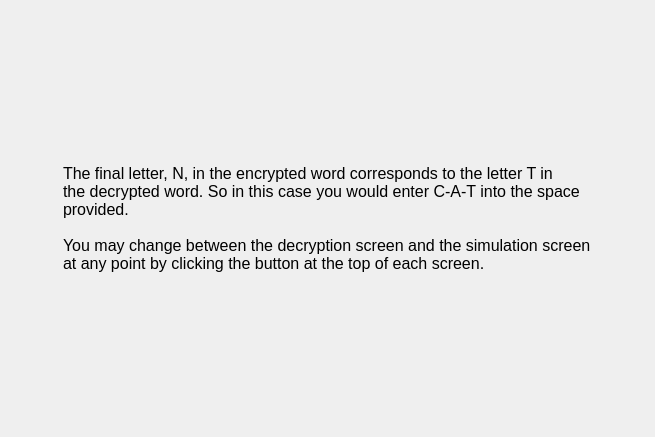
First picture: the form in MarketSimulation/instructionscreen7.ui, repository dwattttt/marketsim, before the edit.
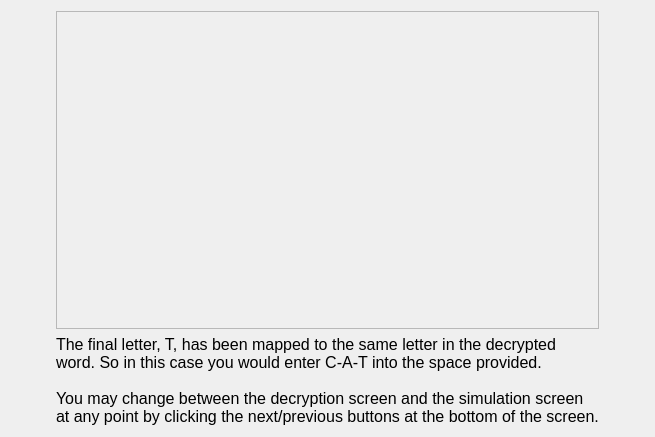
Second picture: the form after the edit.

What changed in the file:
```diff
--- a/MarketSimulation/instructionscreen7.ui
+++ b/MarketSimulation/instructionscreen7.ui
@@ -30,17 +30,27 @@
    <item>
     <layout class="QVBoxLayout" name="verticalLayout">
      <item>
-      <spacer name="verticalSpacer">
-       <property name="orientation">
-        <enum>Qt::Vertical</enum>
+      <widget class="QFrame" name="frame">
+       <property name="sizePolicy">
+        <sizepolicy hsizetype="Preferred" vsizetype="Expanding">
+         <horstretch>0</horstretch>
+         <verstretch>0</verstretch>
+        </sizepolicy>
        </property>
-       <property name="sizeHint" stdset="0">
+       <property name="minimumSize">
         <size>
-         <width>20</width>
-         <height>40</height>
+         <width>0</width>
+         <height>30</height>
         </size>
        </property>
-      </spacer>
+       <property name="frameShape">
+        <enum>QFrame::StyledPanel</enum>
+       </property>
+       <property name="frameShadow">
+        <enum>QFrame::Raised</enum>
+       </property>
+       <layout class="QHBoxLayout" name="horizontalLayout_2"/>
+      </widget>
      </item>
      <item>
       <widget class="QLabel" name="label">
@@ -50,28 +60,14 @@
         </font>
        </property>
        <property name="text">
-        <string>The final letter, N, in the encrypted word corresponds to the letter T in
-the decrypted word. So in this case you would enter C-A-T into the space
-provided.
+        <string>The final letter, T, has been mapped to the same letter in the decrypted
+word. So in this case you would enter C-A-T into the space provided.
 
 You may change between the decryption screen and the simulation screen
-at any point by clicking the button at the top of each screen.</string>
+at any point by clicking the next/previous buttons at the bottom of the screen.</string>
        </property>
       </widget>
      </item>
-     <item>
-      <spacer name="verticalSpacer_2">
-       <property name="orientation">
-        <enum>Qt::Vertical</enum>
-       </property>
-       <property name="sizeHint" stdset="0">
-        <size>
-         <width>20</width>
-         <height>40</height>
-        </size>
-       </property>
-      </spacer>
-     </item>
     </layout>
    </item>
    <item>
```
